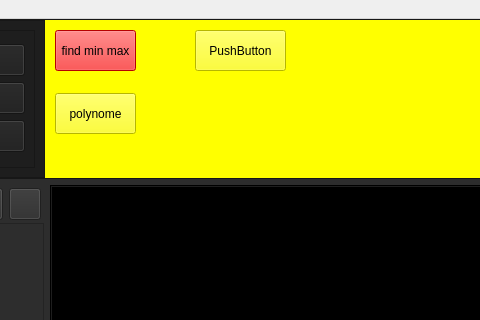
Old version of the form form.ui in the repository Meliani-Mehdi/Graphite_QT; both pictures show x 206 to 686 and y 0 to 320 of the 1200 by 673 pixel window.
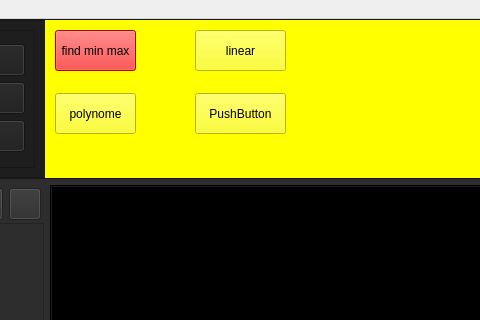
New version of the form. The open tabs and pages were chosen to show the change. Icons and pictures are not drawn.

Commit message: realy nothing just add some texts

```diff
--- a/form.ui
+++ b/form.ui
@@ -385,6 +385,19 @@
               </rect>
              </property>
              <property name="text">
+              <string>linear</string>
+             </property>
+            </widget>
+            <widget class="QPushButton" name="pushButton_4">
+             <property name="geometry">
+              <rect>
+               <x>150</x>
+               <y>73</y>
+               <width>91</width>
+               <height>41</height>
+              </rect>
+             </property>
+             <property name="text">
               <string>PushButton</string>
              </property>
             </widget>
```
Left out of the diff: 20 changed lines with no effect on the pictures. The commit also changes 1 other file.
